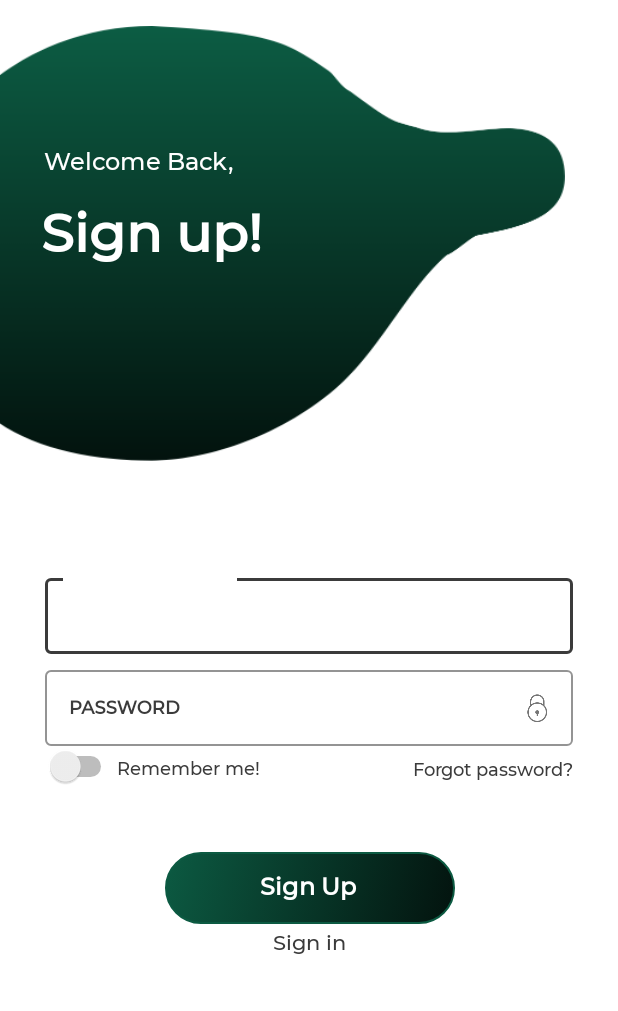
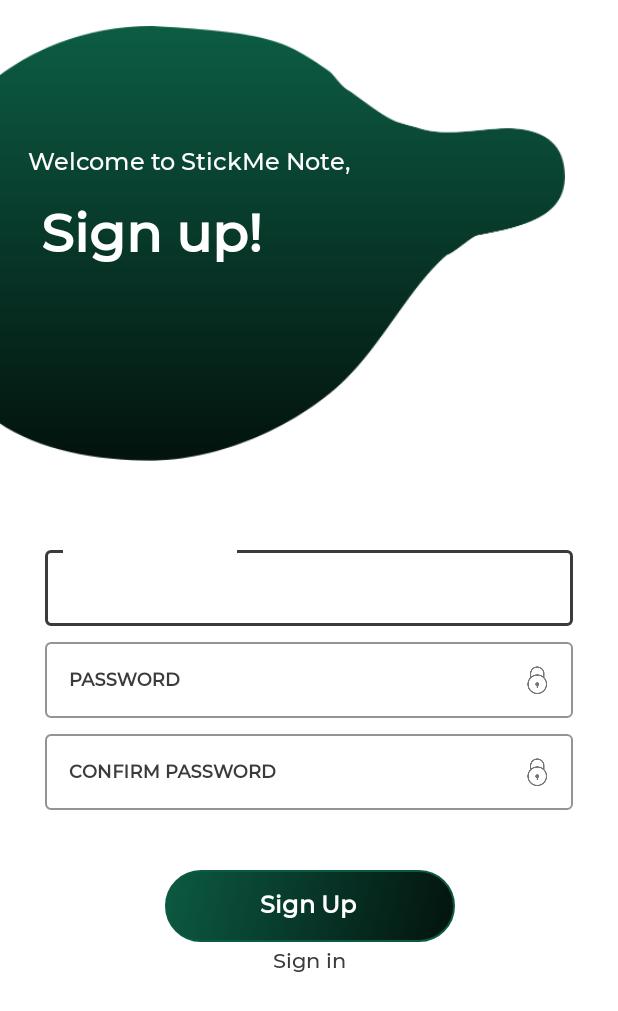
Before and after one commit to PhiLong31/Notebooks, an Android app: the SignUpActivity screen opened directly, with no data from a screen before it, on a phone screen of 412 x 824 dp. Shown: the top 1011 px of the screen. Run offline under Robolectric (Android 15) with nearby library versions, the phone set to English and light mode, and no system bars; our stand-ins replace Firebase (no records; nobody signed in at launch, a user with empty details on screens opened directly).

Commit message:
| update sign up

```diff
--- a/app/src/main/java/com/example/notebooks/activities/SplashActivity.java
+++ b/app/src/main/java/com/example/notebooks/activities/SplashActivity.java
@@ -12,6 +12,7 @@ import android.widget.ImageView;
 import androidx.appcompat.app.AppCompatActivity;
 
 import com.example.notebooks.R;
+import com.example.notebooks.activities.signin.SignInActivity;
 
 public class SplashActivity extends AppCompatActivity {
     Animation anim;
@@ -34,7 +35,9 @@ public class SplashActivity extends AppCompatActivity {
 
             @Override
             public void onAnimationEnd(Animation animation) {
-                startActivity(new Intent(SplashActivity.this ,MainActivity.class));
+                Intent intent = new Intent(SplashActivity.this , SignInActivity.class);
+                intent.setFlags(Intent.FLAG_ACTIVITY_CLEAR_TOP);
+                startActivity(intent);
                 finish();
             }
 
--- a/app/src/main/java/com/example/notebooks/activities/signup/SignUpActivity.java
+++ b/app/src/main/java/com/example/notebooks/activities/signup/SignUpActivity.java
@@ -1,16 +1,102 @@
 package com.example.notebooks.activities.signup;
 
+import androidx.annotation.NonNull;
 import androidx.appcompat.app.AppCompatActivity;
 
+import android.content.Intent;
 import android.os.Bundle;
+import android.util.Log;
+import android.util.Patterns;
+import android.view.View;
+import android.view.WindowManager;
+import android.widget.Button;
+import android.widget.TextView;
+import android.widget.Toast;
 
 import com.example.notebooks.R;
+import com.example.notebooks.activities.signin.SignInActivity;
+import com.google.android.gms.tasks.OnCompleteListener;
+import com.google.android.gms.tasks.Task;
+import com.google.android.material.textfield.TextInputEditText;
+import com.google.firebase.auth.AuthResult;
+import com.google.firebase.auth.FirebaseAuth;
 
 public class SignUpActivity extends AppCompatActivity {
+    private FirebaseAuth fbAuth = FirebaseAuth.getInstance();
+    private TextView register;
+    private TextInputEditText edEmail;
+    private TextInputEditText edPass;
+    private TextInputEditText edConfirmPass;
+    private Button btnSignUp;
 
     @Override
     protected void onCreate(Bundle savedInstanceState) {
+        getWindow().setFlags(WindowManager.LayoutParams.FLAG_FULLSCREEN, WindowManager.LayoutParams.FLAG_FULLSCREEN);
         super.onCreate(savedInstanceState);
         setContentView(R.layout.activity_signup);
+        initView();
+        register.setOnClickListener(new View.OnClickListener() {
+            @Override
+            public void onClick(View view) {
+                Intent intent = new Intent(getApplicationContext(), SignInActivity.class);
+                intent.setFlags(Intent.FLAG_ACTIVITY_CLEAR_TOP);
+                startActivity(intent);
+                finish();
+            }
+        });
+        btnSignUp.setOnClickListener(new View.OnClickListener() {
+            @Override
+            public void onClick(View view) {
+                String email = edEmail.getText().toString();
+                String password = edPass.getText().toString();
+                String confirmPass = edConfirmPass.getText().toString();
+                if(checkAccount(email, password, confirmPass)){
+                    Task<AuthResult> task = createUser(email, password);
+                    task.addOnCompleteListener(new OnCompleteListener<AuthResult>() {
+                        @Override
+                        public void onComplete(@NonNull Task<AuthResult> task) {
+                            if(task.isSuccessful()){
+                                Toast.makeText(getApplicationContext(), "User registered successfully", Toast.LENGTH_SHORT).show();
+                            } else {
+                                Log.e("SignUp", String.valueOf(task.getException()));
+                            }
+                        }
+                    });
+                }
+            }
+        });
+    }
+
+    private boolean checkAccount(String email, String password, String confirmPassword){
+        if (email.equals("") || password.equals("") || confirmPassword.equals("")){
+            Toast.makeText(getApplicationContext(), "Can not be empty", Toast.LENGTH_LONG).show();
+            edEmail.requestFocus();
+            return false;
+        } else if(!Patterns.EMAIL_ADDRESS.matcher(email).matches()){
+            Toast.makeText(getApplicationContext(), "Please enter a valid email", Toast.LENGTH_LONG).show();
+            edEmail.requestFocus();
+            return false;
+        } else if (!password.equals(confirmPassword)){
+            Toast.makeText(getApplicationContext(), "Please enter same password", Toast.LENGTH_LONG).show();
+            edConfirmPass.requestFocus();
+            return false;
+        } else if (password.length() < 6){
+            Toast.makeText(getApplicationContext(), "Minimum length of password should be 6", Toast.LENGTH_LONG).show();
+            edPass.requestFocus();
+            return false;
+        }
+        return true;
+    }
+
+    private Task<AuthResult> createUser(String email, String password){
+        return fbAuth.createUserWithEmailAndPassword(email, password);
+    }
+
+    private void initView(){
+        register = findViewById(R.id.sign_in);
+        edEmail = findViewById(R.id.edtEmailAddress);
+        edPass = findViewById(R.id.password);
+        edConfirmPass = findViewById(R.id.confirm_password);
+        btnSignUp = findViewById(R.id.btnSignUp);
     }
 }
--- a/app/src/main/res/layout/activity_signin.xml
+++ b/app/src/main/res/layout/activity_signin.xml
@@ -99,7 +99,7 @@
             app:passwordToggleEnabled="true">
 
             <com.google.android.material.textfield.TextInputEditText
-                android:id="@+id/edtPassword"
+                android:id="@+id/password"
                 android:layout_width="match_parent"
                 android:layout_height="match_parent"
                 android:imeOptions="actionNext"
@@ -172,11 +172,11 @@
             android:textStyle="bold" />
 
         <TextView
-            android:id="@+id/register"
+            android:id="@+id/sign_up"
             android:layout_width="match_parent"
             android:layout_height="wrap_content"
             android:gravity="center"
-            android:text="Register" />
+            android:text="Sign up" />
     </LinearLayout>
 
 </androidx.constraintlayout.widget.ConstraintLayout>
--- a/app/src/main/res/layout/activity_signup.xml
+++ b/app/src/main/res/layout/activity_signup.xml
@@ -39,7 +39,7 @@
         android:id="@+id/textViewWelcomeBack"
         android:layout_width="wrap_content"
         android:layout_height="wrap_content"
-        android:text="Welcome Back,"
+        android:text="Welcome to StickMe Note,"
         android:textColor="@color/c0"
         android:textSize="16sp"
         android:textStyle="normal"
@@ -83,7 +83,6 @@
         </com.google.android.material.textfield.TextInputLayout>
 
         <com.google.android.material.textfield.TextInputLayout
-            android:id="@+id/outlinedTextFieldPassword"
             style="@style/Widget.MaterialComponents.TextInputLayout.OutlinedBox"
             android:layout_width="match_parent"
             android:layout_height="wrap_content"
@@ -98,7 +97,7 @@
             app:passwordToggleEnabled="true">
 
             <com.google.android.material.textfield.TextInputEditText
-                android:id="@+id/edtPassword"
+                android:id="@+id/password"
                 android:layout_width="match_parent"
                 android:layout_height="match_parent"
                 android:imeOptions="actionNext"
@@ -109,53 +108,31 @@
                 tools:ignore="DuplicateIds" />
         </com.google.android.material.textfield.TextInputLayout>
 
-        <LinearLayout
+        <com.google.android.material.textfield.TextInputLayout
+            style="@style/Widget.MaterialComponents.TextInputLayout.OutlinedBox"
             android:layout_width="match_parent"
             android:layout_height="wrap_content"
             android:layout_marginLeft="30dp"
+            android:layout_marginTop="5dp"
             android:layout_marginRight="30dp"
+            android:hint="CONFIRM PASSWORD"
+            android:pointerIcon="copy"
+            android:textColorHint="@color/c3"
+            app:boxStrokeColor="@color/c3"
+            app:passwordToggleDrawable="@drawable/show_password_selector"
+            app:passwordToggleEnabled="true">
 
-            android:weightSum="3">
-
-            <LinearLayout
-                android:layout_width="wrap_content"
-                android:layout_height="wrap_content"
-                android:layout_weight="3">
-
-                <Switch
-                    android:id="@+id/switchLogin"
-                    android:layout_width="wrap_content"
-                    android:layout_height="wrap_content"
-                    app:layout_constraintEnd_toEndOf="parent"
-                    app:layout_constraintStart_toStartOf="parent"
-                    app:layout_constraintTop_toTopOf="parent" />
-
-                <TextView
-                    android:layout_width="wrap_content"
-                    android:layout_height="wrap_content"
-                    android:text="Remember me!"
-                    android:textColor="@color/c3"
-                    android:textSize="12sp" />
-            </LinearLayout>
-
-            <LinearLayout
-                android:layout_width="wrap_content"
-                android:layout_height="wrap_content"
-                android:layout_marginLeft="@dimen/padding_left"
-                android:layout_marginTop="7dp"
-                android:layout_marginBottom="7dp">
-
-                <TextView
-                    android:id="@+id/textViewForgotPassword"
-                    android:layout_width="wrap_content"
-                    android:layout_height="wrap_content"
-                    android:text="Forgot password?"
-
-                    android:textColor="@color/c3"
-                    android:textSize="12sp" />
-            </LinearLayout>
-
-        </LinearLayout>
+            <com.google.android.material.textfield.TextInputEditText
+                android:id="@+id/confirm_password"
+                android:layout_width="match_parent"
+                android:layout_height="match_parent"
+                android:imeOptions="actionNext"
+                android:inputType="textPassword"
+                android:textColor="@color/c3"
+                android:textSize="12sp"
+                android:textStyle="bold"
+                tools:ignore="DuplicateIds" />
+        </com.google.android.material.textfield.TextInputLayout>
 
         <Button
             android:id="@+id/btnSignUp"
@@ -172,7 +149,7 @@
             android:textStyle="bold" />
 
         <TextView
-            android:id="@+id/register"
+            android:id="@+id/sign_in"
             android:layout_width="match_parent"
             android:layout_height="wrap_content"
             android:gravity="center"
```
Also changed, not shown: app/src/main/AndroidManifest.xml (+7 -5 lines), app/src/main/java/com/example/notebooks/activities/signin/SignInActivity.java (+17 -1 lines).
